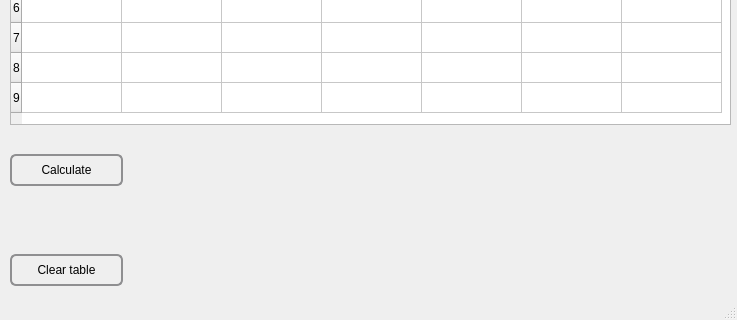
This is mainwindow.ui in dimakovua/MyQtExcel as Qt 5 draws it before an edit; both pictures show x 0 to 737 and y 205 to 525 of the 737 by 525 pixel window. The edited form follows.
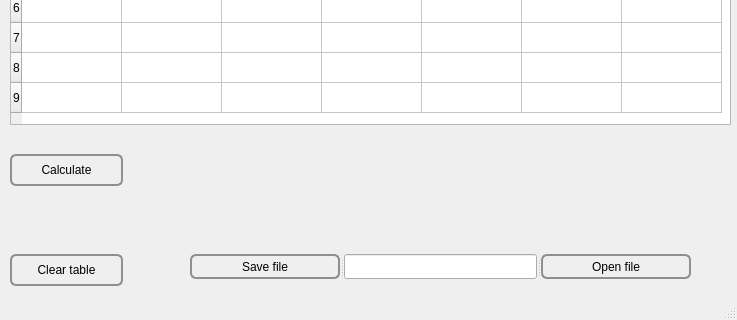
This is the edited form.

```diff
--- a/mainwindow.ui
+++ b/mainwindow.ui
@@ -180,6 +180,80 @@
      <string>Clear table</string>
     </property>
    </widget>
+   <widget class="QSplitter" name="splitter">
+    <property name="geometry">
+     <rect>
+      <x>190</x>
+      <y>440</y>
+      <width>501</width>
+      <height>25</height>
+     </rect>
+    </property>
+    <property name="orientation">
+     <enum>Qt::Horizontal</enum>
+    </property>
+    <widget class="QPushButton" name="SaveFile">
+     <property name="styleSheet">
+      <string notr="true">QPushButton {
+    border: 2px solid #8f8f91;
+    border-radius: 6px;
+    background-color: qlineargradient(x1: 0, y1: 0, x2: 0, y2: 1,
+                                      stop: 0 #f6f7fa, stop: 1 #dadbde);
+    min-width: 80px;
+	
+	
+	font: 18pt &quot;Arial&quot;;
+}
+
+QPushButton:pressed {
+    background-color: qlineargradient(x1: 0, y1: 0, x2: 0, y2: 1,
+                                      stop: 0 #dadbde, stop: 1 #f6f7fa);
+}
+
+QPushButton:flat {
+    border: none; /* no border for a flat push button */
+}
+
+QPushButton:default {
+    border-color: navy; /* make the default button prominent */
+}</string>
+     </property>
+     <property name="text">
+      <string>Save file</string>
+     </property>
+    </widget>
+    <widget class="QLineEdit" name="file_name"/>
+    <widget class="QPushButton" name="OpenFile">
+     <property name="styleSheet">
+      <string notr="true">QPushButton {
+    border: 2px solid #8f8f91;
+    border-radius: 6px;
+    background-color: qlineargradient(x1: 0, y1: 0, x2: 0, y2: 1,
+                                      stop: 0 #f6f7fa, stop: 1 #dadbde);
+    min-width: 80px;
+	
+	
+	font: 18pt &quot;Arial&quot;;
+}
+
+QPushButton:pressed {
+    background-color: qlineargradient(x1: 0, y1: 0, x2: 0, y2: 1,
+                                      stop: 0 #dadbde, stop: 1 #f6f7fa);
+}
+
+QPushButton:flat {
+    border: none; /* no border for a flat push button */
+}
+
+QPushButton:default {
+    border-color: navy; /* make the default button prominent */
+}</string>
+     </property>
+     <property name="text">
+      <string>Open file</string>
+     </property>
+    </widget>
+   </widget>
   </widget>
   <widget class="QMenuBar" name="menubar">
    <property name="geometry">
```
Left out of the diff: 2 changed lines with no effect on the pictures.
